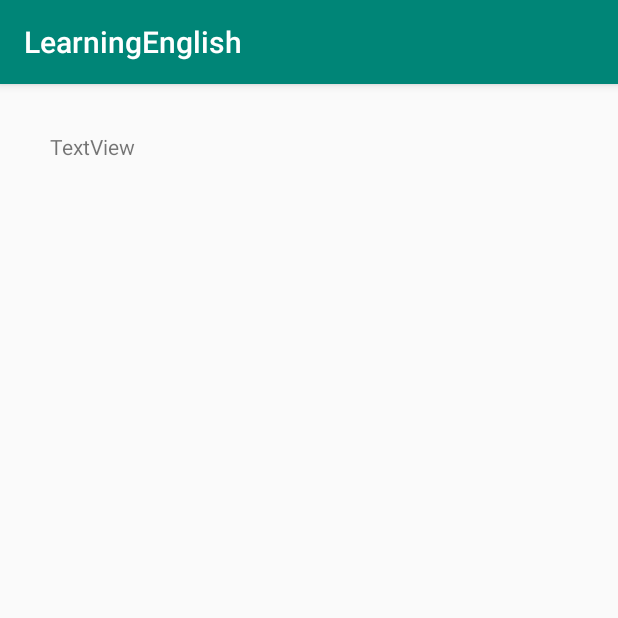
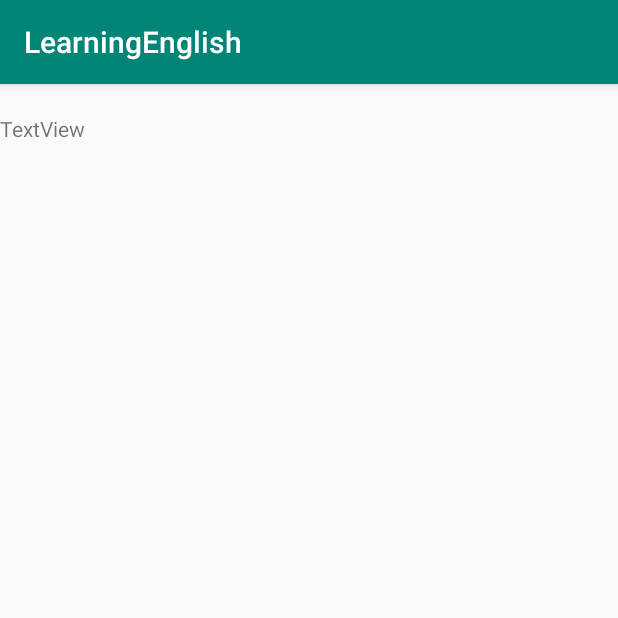
Before and after one commit to tubase06155/AndroidProject, an Android app: the LearnLessonActivity screen opened directly, with no data from a screen before it, on a phone screen of 412 x 824 dp, the top half of it. Run offline under Robolectric (Android 15) with nearby library versions, the phone set to English and light mode, and no system bars; 1 statement that could not run was skipped.

Commit message:
LearnLesson scrollview

```diff
--- a/app/src/main/java/com/example/learningenglish/LearnLessonActivity.java
+++ b/app/src/main/java/com/example/learningenglish/LearnLessonActivity.java
@@ -15,10 +15,10 @@ public class LearnLessonActivity extends AppCompatActivity {
         super.onCreate(savedInstanceState);
         setContentView(R.layout.activity_learn_lesson);
         learnLessonContent = findViewById(R.id.learnLessonContent);
-        learnLessonTitle = findViewById(R.id.learnLessonTitle);
+    //    learnLessonTitle = findViewById(R.id.learnLessonTitle);
         Intent intent = getIntent();
         Lesson lesson = (Lesson) intent.getSerializableExtra("lesson");
-        learnLessonTitle.setText(lesson.getTitle());
+      //  learnLessonTitle.setText(lesson.getTitle());
         learnLessonContent.setText(lesson.getContent());
 
     }
--- a/app/src/main/res/layout/activity_learn_lesson.xml
+++ b/app/src/main/res/layout/activity_learn_lesson.xml
@@ -6,28 +6,18 @@
     android:layout_height="match_parent"
     tools:context=".LearnLessonActivity">
 
+
+    <ScrollView
+        android:layout_width="match_parent"
+        android:layout_height="match_parent">
     <TextView
-        android:id="@+id/learnLessonTitle"
-        android:layout_width="345dp"
-        android:layout_height="60dp"
-        android:layout_marginTop="32dp"
+        android:id="@+id/learnLessonContent"
+        android:layout_width="match_parent"
+        android:layout_height="match_parent"
+        android:layout_marginTop="20dp"
         android:text="TextView"
         app:layout_constraintEnd_toEndOf="parent"
         app:layout_constraintStart_toStartOf="parent"
         app:layout_constraintTop_toTopOf="parent" />
-
-
-    <TextView
-        android:id="@+id/learnLessonContent"
-        android:layout_width="348dp"
-        android:layout_height="match_parent"
-        android:layout_alignParentLeft="true"
-        android:ellipsize="end"
-        android:layout_alignParentStart="true"
-        android:scrollbars="vertical"
-        android:layout_marginTop="136dp"
-        android:text=""
-        app:layout_constraintEnd_toEndOf="parent"
-        app:layout_constraintStart_toStartOf="parent"
-        app:layout_constraintTop_toTopOf="parent" />
+    </ScrollView>
 </androidx.constraintlayout.widget.ConstraintLayout>
```
